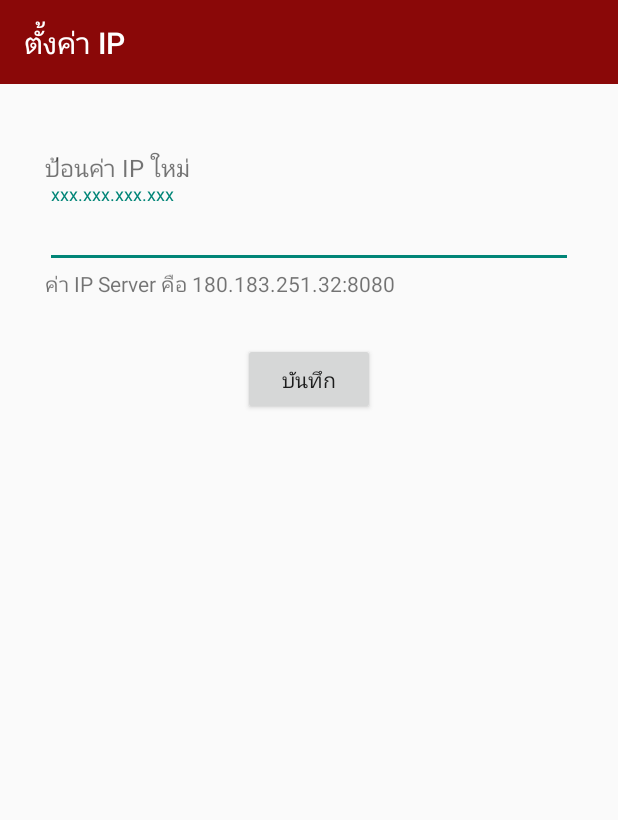
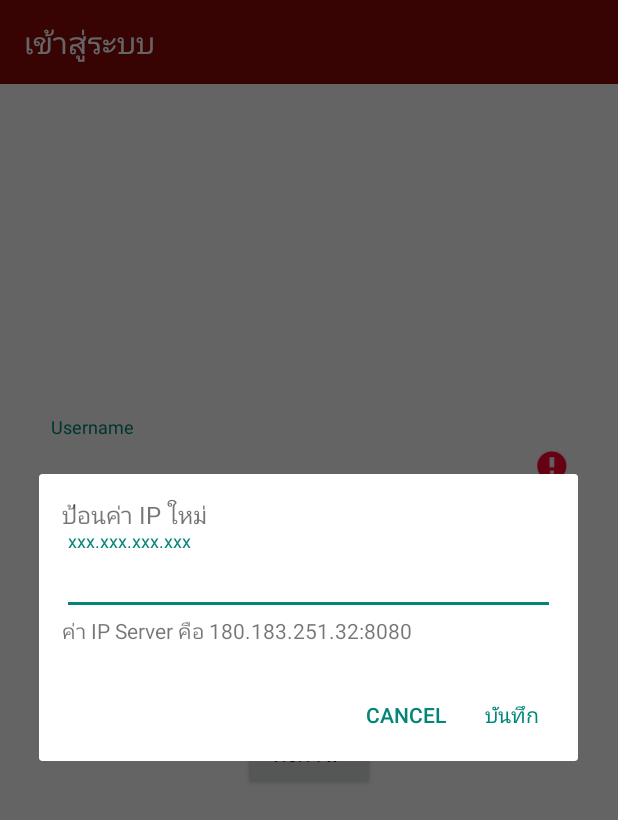
Before and after one commit to pantearz07/CSIApp, an Android app: the screen it shows after launch (IPSettingActivity before the commit, LoginActivity after it), after a tap on "ตั้งค่า IP", on a phone screen of 412 x 824 dp. Shown: the top 820 px of the screen. Run offline under Robolectric (Android 15) with nearby library versions, the light colour scheme and no system bars; libraries missing offline, so code that uses them is left out: com.readystatesoftware.sqliteasset; 1 statement that could not run was skipped.

Commit message:
edit_1
แก้login
ipsetting

```diff
--- a/app/src/main/java/com/scdc/csiapp/connecting/ApiConnect.java
+++ b/app/src/main/java/com/scdc/csiapp/connecting/ApiConnect.java
@@ -1,11 +1,14 @@
 package com.scdc.csiapp.connecting;
 
+import android.content.Context;
+import android.content.SharedPreferences;
 import android.util.Log;
 
 import com.scdc.csiapp.apimodel.ApiLoginRequest;
 import com.scdc.csiapp.apimodel.ApiLoginStatus;
 import com.google.gson.Gson;
 import com.google.gson.GsonBuilder;
+import com.scdc.csiapp.main.WelcomeActivity;
 
 import java.io.IOException;
 
@@ -21,12 +24,24 @@ import okhttp3.Response;
 public class ApiConnect {
 
 
-    private String URL = "http://192.168.0.89/mCSI/C_mobile/";
+    public static String urlMobileIP ="http://192.168.0.89/mCSI/C_mobile/";
+   // private String URL = "http://192.168.0.89/mCSI/C_mobile/";
     private String TAG = "DEBUG";
     private OkHttpClient okHttpClient = new OkHttpClient();
     public ApiConnect() {
+
+
     }
+    public static void updateIP(){
+        Context context = WelcomeActivity.mContext;
+        SharedPreferences sp = context.getSharedPreferences(PreferenceData.PREF_IP,context.MODE_PRIVATE);
 
+        String IP = sp.getString(PreferenceData.KEY_IP,"192.168.0.89");
+        urlMobileIP = "http://"+IP+"/mCSI/C_mobile/";
+
+        Log.d("urlMobileIP", urlMobileIP);
+
+    }
     public ApiLoginStatus login(ApiLoginRequest dataLogin) {
         RequestBody formBody = new FormBody.Builder()
                 .add("Username", dataLogin.getUsername())
@@ -34,7 +49,7 @@ public class ApiConnect {
                 .build();
         Request.Builder builder = new Request.Builder();
         Request request = builder
-                .url(URL + "login")
+                .url(urlMobileIP + "login")
                 .post(formBody)
                 .build();
         try {
--- a/app/src/main/java/com/scdc/csiapp/connecting/ConnectServer.java
+++ b/app/src/main/java/com/scdc/csiapp/connecting/ConnectServer.java
@@ -44,7 +44,7 @@ public class ConnectServer {
 
     public static void updateIP(){
         Context context = WelcomeActivity.mContext;
-        SharedPreferences sp = context.getSharedPreferences(PreferenceData.KEY_PREFS,context.MODE_PRIVATE);
+        SharedPreferences sp = context.getSharedPreferences(PreferenceData.PREF_IP,context.MODE_PRIVATE);
 
         String IP = sp.getString(PreferenceData.KEY_IP,"192.168.4.101");
         urlIP = "http://"+IP+"/csi/mobile/";
--- a/app/src/main/java/com/scdc/csiapp/connecting/PreferenceData.java
+++ b/app/src/main/java/com/scdc/csiapp/connecting/PreferenceData.java
@@ -27,7 +27,7 @@ public class PreferenceData {
     public static final String PREF_REPORTSTATUS= "status";
     //setting
     public static final String PREF_IP= "pref_ip";
-    public static final String KEY_IP= "url_ip";
+    public static final String KEY_IP= "IPValue";
 
 
 // SharedPreferences mPrefs; mPrefs = getSharedPreferences("pref_ip", MODE_PRIVATE);
--- a/app/src/main/java/com/scdc/csiapp/main/LoginActivity.java
+++ b/app/src/main/java/com/scdc/csiapp/main/LoginActivity.java
@@ -4,21 +4,24 @@ import android.app.Notification;
 import android.app.NotificationManager;
 import android.app.ProgressDialog;
 import android.content.Context;
+import android.content.DialogInterface;
 import android.content.Intent;
+import android.content.SharedPreferences;
 import android.database.sqlite.SQLiteDatabase;
 import android.media.RingtoneManager;
 import android.net.Uri;
 import android.os.AsyncTask;
 import android.os.Build;
 import android.os.Bundle;
+import android.support.v7.app.AlertDialog;
 import android.support.v7.app.AppCompatActivity;
 import android.support.v7.app.NotificationCompat;
 import android.util.Log;
+import android.view.LayoutInflater;
 import android.view.View;
-import android.widget.AdapterView;
 import android.widget.Button;
 import android.widget.EditText;
-import android.widget.Spinner;
+import android.widget.TextView;
 import android.widget.Toast;
 
 import com.scdc.csiapp.R;
@@ -52,9 +55,9 @@ public class LoginActivity extends AppCompatActivity {
     // connect sqlite
     SQLiteDatabase mDb;
     SQLiteDBHelper mDbHelper;
-    Spinner accesstype;
-    String[] selectedaccesstype;
+
     GetDateTime getDateTime;
+    TextView txt_ipvalue;
     private static NotificationManager mNotificationManager;
     @Override
     protected void onCreate(Bundle savedInstanceState) {
@@ -75,6 +78,7 @@ public class LoginActivity extends AppCompatActivity {
 
         loginButton = (Button) findViewById(R.id.loginButton);
         settingip_btn = (Button) findViewById(R.id.settingip_btn);
+        txt_ipvalue = (TextView) findViewById(R.id.txt_ipvalue);
 
         mUsername = (EditText) findViewById(R.id.usernameEdt);
         mPassword = (EditText) findViewById(R.id.passwordEdt);
@@ -82,9 +86,7 @@ public class LoginActivity extends AppCompatActivity {
         username = mUsername.getText().toString().trim().toLowerCase();
 
         password = mPassword.getText().toString().trim();
-        accesstype = (Spinner) findViewById(R.id.spnAccesstype);
-        final String[] Accesstype = getResources().getStringArray(R.array.accesstype);
-        selectedaccesstype = new String[1];
+
 
         /*Boolean pret_IP_status = mManager.getPreferenceDataBoolean(mManager.PREF_IP);
 
@@ -92,22 +94,7 @@ public class LoginActivity extends AppCompatActivity {
             ipvalue = mManager.getPreferenceData(mManager.KEY_IP);
             Log.d("ipvalue", ipvalue);
         }*/
-        accesstype.setOnItemSelectedListener(new AdapterView.OnItemSelectedListener() {
 
-            @Override
-            public void onItemSelected(AdapterView<?> parent, View view, int position, long id) {
-                if (position == 0) {
-                    selectedaccesstype[0] = "investigator";
-                } else {
-                    selectedaccesstype[0] = "inquiryofficial";
-                }
-
-            }
-
-            public void onNothingSelected(AdapterView<?> parent) {
-                selectedaccesstype[0] = "investigator";
-            }
-        });
         //final ConnectivityManager connMgr = (ConnectivityManager) this.getSystemService(Context.CONNECTIVITY_SERVICE);
         // final NetworkInfo netInfo = connMgr.getActiveNetworkInfo();
         loginButton.setOnClickListener(new View.OnClickListener() {
@@ -140,8 +127,46 @@ public class LoginActivity extends AppCompatActivity {
                 if (networkConnectivity) {
                     Log.d("internet status", "connected to wifi");
 
-                    switchPageToSettingIP();
-                    //  loginnoconnect();
+                    AlertDialog.Builder builder =
+                            new AlertDialog.Builder(LoginActivity.this);
+                    LayoutInflater inflater = getLayoutInflater();
+
+                    View view = inflater.inflate(R.layout.ipsetting_dialog, null);
+                    builder.setView(view);
+
+                    final EditText ipvalueEdt = (EditText) view.findViewById(R.id.ipvalueEdt);
+
+
+                    builder.setPositiveButton("บันทึก", new DialogInterface.OnClickListener() {
+                        @Override
+                        public void onClick(DialogInterface dialog, int which) {
+
+                            if (ipvalueEdt.getText().equals("")) {
+                                Toast.makeText(getApplicationContext(), "กรุณาป้อนข้อมูล",
+                                        Toast.LENGTH_SHORT).show();
+                            } else {
+                                String ipvalue =ipvalueEdt.getText().toString();
+                                SharedPreferences sp = getSharedPreferences(PreferenceData.PREF_IP, Context.MODE_PRIVATE);
+                                SharedPreferences.Editor editor = sp.edit();
+                                editor.putString(PreferenceData.KEY_IP, ipvalue);
+                                editor.commit();
+                                Log.d("ipvalue",ipvalue);
+
+                                Toast.makeText(getApplicationContext(), "บันทึกเรียบร้อย "+ipvalue,
+                                        Toast.LENGTH_SHORT).show();
+                                dialog.dismiss();
+                            }
+                        }
+                    });
+                    builder.setNegativeButton("Cancel", new DialogInterface.OnClickListener() {
+                        @Override
+                        public void onClick(DialogInterface dialog, int which) {
+
+                        }
+                    });
+
+                    builder.show();
+
                 } else {
                     Log.d("internet status", "no Internet Access");
 
@@ -172,7 +197,7 @@ public class LoginActivity extends AppCompatActivity {
     private void loginnoconnect() {
         username = mUsername.getText().toString().trim().toLowerCase();
         password = mPassword.getText().toString().trim();
-        new checklogin().execute(username, password, selectedaccesstype[0]);
+        //new checklogin().execute(username, password, selectedaccesstype[0]);
     }
     public void login() {
         if (!validate()) {
@@ -280,7 +305,7 @@ public class LoginActivity extends AppCompatActivity {
     private void _Login() {
         username = mUsername.getText().toString().trim();
         password = mPassword.getText().toString().trim();
-        Toast.makeText(mContext, "Username: " + username + " Password: " + password + " \nสถานะ: " + selectedaccesstype[0], Toast.LENGTH_SHORT).show();
+       // Toast.makeText(mContext, "Username: " + username + " Password: " + password + " \nสถานะ: " + selectedaccesstype[0], Toast.LENGTH_SHORT).show();
         //new SimpleTask().execute(username, password, selectedaccesstype[0]);
 
 
--- a/app/src/main/java/com/scdc/csiapp/main/MainActivity.java
+++ b/app/src/main/java/com/scdc/csiapp/main/MainActivity.java
@@ -354,7 +354,7 @@ public class MainActivity extends AppCompatActivity {
 
         Log.d("onStart mainactivity", "");
         if (networkConnectivity) {
-            Log.i("networkConnect main", "connect!! ");
+            Log.i("networkConnect main", "connect!! vvv");
 
         } else {
             Log.i("networkConnect main", "no connect!! ");
--- /dev/null
+++ b/app/src/main/res/layout/ipsetting_dialog.xml
@@ -0,0 +1,55 @@
+<?xml version="1.0" encoding="utf-8"?>
+<LinearLayout xmlns:android="http://schemas.android.com/apk/res/android"
+    android:id="@+id/layoutDialog"
+    android:layout_width="match_parent"
+    android:layout_height="match_parent"
+    android:gravity="center"
+    android:orientation="vertical"
+    android:padding="15dp" >
+
+        <TextView
+            android:layout_width="match_parent"
+            android:layout_height="wrap_content"
+            android:text="ป้อนค่า IP ใหม่"
+            android:textSize="@dimen/small_text"/>
+        <android.support.design.widget.TextInputLayout
+            android:id="@+id/ipEdtLayout"
+            android:layout_width="match_parent"
+            android:layout_height="wrap_content">
+
+            <EditText
+                android:id="@+id/ipvalueEdt"
+                android:layout_width="fill_parent"
+                android:layout_height="wrap_content"
+                android:hint="xxx.xxx.xxx.xxx" />
+        </android.support.design.widget.TextInputLayout>
+        <TextView
+            android:layout_width="match_parent"
+            android:layout_height="wrap_content"
+            android:text="ค่า IP Server คือ 180.183.251.32:8080"
+            android:textSize="@dimen/ssmall_text"/>
+    <!--<LinearLayout
+        android:layout_width="match_parent"
+        android:layout_height="wrap_content"
+        android:orientation="horizontal"
+        android:layout_below="@+id/ipEdtLayout"
+        android:weightSum="1">
+
+        <Button
+            android:id="@+id/button_cancel"
+            android:layout_weight="0.5"
+            android:layout_width="0dp"
+            android:layout_height="wrap_content"
+            android:padding="16dp"
+            android:text="ยกเลิก"/>
+
+        <Button
+            android:id="@+id/setip_btn"
+            android:layout_weight="0.5"
+            android:layout_width="0dp"
+            android:layout_height="wrap_content"
+            android:padding="16dp"
+            android:text="บันทึก" />
+    </LinearLayout>-->
+
+    </LinearLayout>
```
Also changed, not shown: app/src/main/res/layout/login_layout.xml (+1 -11 lines).
